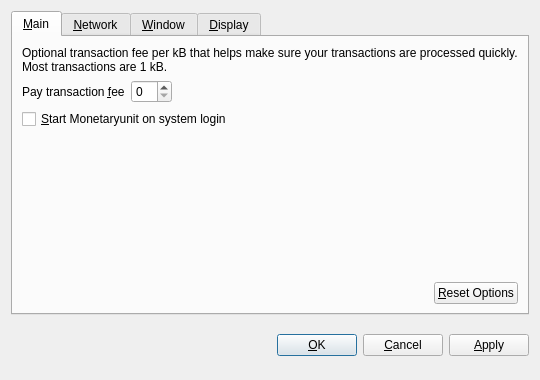
First picture: the form in src/qt/forms/optionsdialog.ui, repository upgradeadvice/MUE-Src, before the edit.
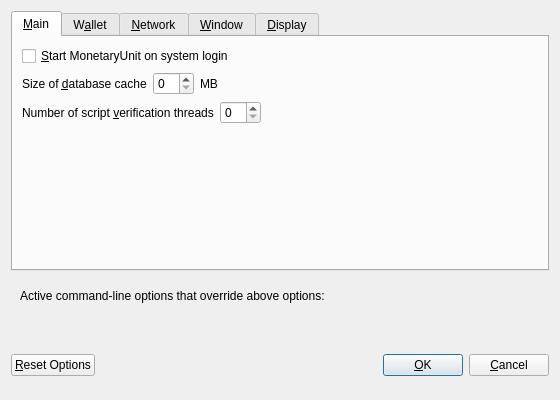
Second picture: the form after the edit. The open tabs and pages were chosen to show the change. Custom widgets are drawn as their Qt base class.

The edit to the form file:
```diff
--- a/src/qt/forms/optionsdialog.ui
+++ b/src/qt/forms/optionsdialog.ui
@@ -6,8 +6,8 @@
    <rect>
     <x>0</x>
     <y>0</y>
-    <width>540</width>
-    <height>380</height>
+    <width>560</width>
+    <height>400</height>
    </rect>
   </property>
   <property name="windowTitle">
@@ -19,9 +19,6 @@
   <layout class="QVBoxLayout" name="verticalLayout">
    <item>
     <widget class="QTabWidget" name="tabWidget">
-     <property name="tabPosition">
-      <enum>QTabWidget::North</enum>
-     </property>
      <property name="currentIndex">
       <number>3</number>
      </property>
@@ -31,6 +28,116 @@
       </attribute>
       <layout class="QVBoxLayout" name="verticalLayout_Main">
        <item>
+        <widget class="QCheckBox" name="monetaryunitAtStartup">
+         <property name="toolTip">
+          <string>Automatically start MonetaryUnit after logging in to the system.</string>
+         </property>
+         <property name="text">
+          <string>&amp;Start MonetaryUnit on system login</string>
+         </property>
+        </widget>
+       </item>
+       <item>
+        <layout class="QHBoxLayout" name="horizontalLayout_2_Main">
+         <item>
+          <widget class="QLabel" name="databaseCacheLabel">
+           <property name="text">
+            <string>Size of &amp;database cache</string>
+           </property>
+           <property name="textFormat">
+            <enum>Qt::PlainText</enum>
+           </property>
+           <property name="buddy">
+            <cstring>databaseCache</cstring>
+           </property>
+          </widget>
+         </item>
+         <item>
+          <widget class="QSpinBox" name="databaseCache"/>
+         </item>
+         <item>
+          <widget class="QLabel" name="databaseCacheUnitLabel">
+           <property name="text">
+            <string>MB</string>
+           </property>
+           <property name="textFormat">
+            <enum>Qt::PlainText</enum>
+           </property>
+          </widget>
+         </item>
+         <item>
+          <spacer name="horizontalSpacer_2_Main">
+           <property name="orientation">
+            <enum>Qt::Horizontal</enum>
+           </property>
+           <property name="sizeHint" stdset="0">
+            <size>
+             <width>40</width>
+             <height>20</height>
+            </size>
+           </property>
+          </spacer>
+         </item>
+        </layout>
+       </item>
+       <item>
+        <layout class="QHBoxLayout" name="horizontalLayout_3_Main">
+         <item>
+          <widget class="QLabel" name="threadsScriptVerifLabel">
+           <property name="text">
+            <string>Number of script &amp;verification threads</string>
+           </property>
+           <property name="textFormat">
+            <enum>Qt::PlainText</enum>
+           </property>
+           <property name="buddy">
+            <cstring>threadsScriptVerif</cstring>
+           </property>
+          </widget>
+         </item>
+         <item>
+          <widget class="QSpinBox" name="threadsScriptVerif">
+           <property name="toolTip">
+            <string>(0 = auto, &lt;0 = leave that many cores free)</string>
+           </property>
+          </widget>
+         </item>
+         <item>
+          <spacer name="horizontalSpacer_3_Main">
+           <property name="orientation">
+            <enum>Qt::Horizontal</enum>
+           </property>
+           <property name="sizeHint" stdset="0">
+            <size>
+             <width>40</width>
+             <height>20</height>
+            </size>
+           </property>
+          </spacer>
+         </item>
+        </layout>
+       </item>
+       <item>
+        <spacer name="verticalSpacer_Main">
+         <property name="orientation">
+          <enum>Qt::Vertical</enum>
+         </property>
+         <property name="sizeHint" stdset="0">
+          <size>
+           <width>20</width>
+           <height>40</height>
+          </size>
+         </property>
+        </spacer>
+       </item>
+      </layout>
+     </widget>
+     <widget class="QWidget" name="tabWallet">
+      <attribute name="title">
+       <string>W&amp;allet</string>
+      </attribute>
+      <layout class="QVBoxLayout" name="verticalLayout_Wallet">
+       <item>
         <widget class="QLabel" name="transactionFeeInfoLabel">
          <property name="text">
           <string>Optional transaction fee per kB that helps make sure your transactions are processed quickly. Most transactions are 1 kB.</string>
@@ -44,7 +151,7 @@
         </widget>
        </item>
        <item>
-        <layout class="QHBoxLayout" name="horizontalLayout_1_Main">
+        <layout class="QHBoxLayout" name="horizontalLayout_1_Wallet">
          <item>
           <widget class="QLabel" name="transactionFeeLabel">
            <property name="text">
@@ -59,7 +166,7 @@
           </widget>
          </item>
          <item>
-          <widget class="BitcoinAmountField" name="transactionFee"/>
+          <widget class="MonetaryUnitAmountField" name="transactionFee"/>
          </item>
          <item>
           <spacer name="horizontalSpacer_1_Main">
@@ -77,17 +184,7 @@
         </layout>
        </item>
        <item>
-        <widget class="QCheckBox" name="bitcoinAtStartup">
-         <property name="toolTip">
-          <string>Automatically start Monetaryunit after logging in to the system.</string>
-         </property>
-         <property name="text">
-          <string>&amp;Start Monetaryunit on system login</string>
-         </property>
-        </widget>
-       </item>
-       <item>
-        <spacer name="verticalSpacer_Main">
+        <spacer name="verticalSpacer_Wallet">
          <property name="orientation">
           <enum>Qt::Vertical</enum>
          </property>
@@ -100,34 +197,33 @@
         </spacer>
        </item>
        <item>
-        <layout class="QHBoxLayout" name="horizontalLayout_2_Main">
-         <item>
-          <spacer name="horizontalSpacer_2_Main">
-           <property name="orientation">
-            <enum>Qt::Horizontal</enum>
-           </property>
-           <property name="sizeHint" stdset="0">
-            <size>
-             <width>40</width>
-             <height>20</height>
-            </size>
-           </property>
-          </spacer>
-         </item>
-         <item>
-          <widget class="QPushButton" name="resetButton">
-           <property name="toolTip">
-            <string>Reset all client options to default.</string>
-           </property>
-           <property name="text">
-            <string>&amp;Reset Options</string>
-           </property>
-           <property name="autoDefault">
-            <bool>false</bool>
-           </property>
-          </widget>
-         </item>
-        </layout>
+        <widget class="QGroupBox" name="groupBox">
+         <property name="title">
+          <string>Expert</string>
+         </property>
+         <layout class="QVBoxLayout" name="verticalLayout_2">
+          <item>
+           <widget class="QCheckBox" name="coinControlFeatures">
+            <property name="toolTip">
+             <string>Whether to show coin control features or not.</string>
+            </property>
+            <property name="text">
+             <string>Enable coin &amp;control features</string>
+            </property>
+           </widget>
+          </item>
+          <item>
+           <widget class="QCheckBox" name="spendZeroConfChange">
+            <property name="toolTip">
+             <string>If you disable the spending of unconfirmed change, the change from a transaction cannot be used until that transaction has at least one confirmation. This also affects how your balance is computed.</string>
+            </property>
+            <property name="text">
+             <string>&amp;Spend unconfirmed change</string>
+            </property>
+           </widget>
+          </item>
+         </layout>
+        </widget>
        </item>
       </layout>
      </widget>
@@ -390,8 +486,67 @@
      </widget>
     </widget>
    </item>
+   <item>
+    <widget class="QFrame" name="frame">
+     <layout class="QVBoxLayout" name="verticalLayout_Bottom">
+      <item>
+       <layout class="QHBoxLayout" name="horizontalLayout_Bottom">
+        <item>
+         <widget class="QLabel" name="overriddenByCommandLineInfoLabel">
+          <property name="text">
+           <string>Active command-line options that override above options:</string>
+          </property>
+          <property name="textFormat">
+           <enum>Qt::PlainText</enum>
+          </property>
+         </widget>
+        </item>
+        <item>
+         <spacer name="horizontalSpacer_Bottom">
+          <property name="orientation">
+           <enum>Qt::Horizontal</enum>
+          </property>
+          <property name="sizeHint" stdset="0">
+           <size>
+            <width>40</width>
+            <height>20</height>
+           </size>
+          </property>
+         </spacer>
+        </item>
+       </layout>
+      </item>
+      <item>
+       <widget class="QLabel" name="overriddenByCommandLineLabel">
+        <property name="text">
+         <string/>
+        </property>
+        <property name="textFormat">
+         <enum>Qt::PlainText</enum>
+        </property>
+        <property name="wordWrap">
+         <bool>true</bool>
+        </property>
+       </widget>
+      </item>
+     </layout>
+    </widget>
+   </item>
    <item>
     <layout class="QHBoxLayout" name="horizontalLayout_Buttons">
+     <item>
+      <widget class="QPushButton" name="resetButton">
+       <property name="toolTip">
+        <string>Reset all client options to default.</string>
+       </property>
+       <property name="text">
+        <string>&amp;Reset Options</string>
+       </property>
+       <property name="autoDefault">
+        <bool>false</bool>
+       </property>
+      </widget>
+     </item>
      <item>
       <spacer name="horizontalSpacer_1">
        <property name="orientation">
@@ -407,6 +562,12 @@
      </item>
      <item>
       <widget class="QLabel" name="statusLabel">
+       <property name="minimumSize">
+        <size>
+         <width>200</width>
+         <height>0</height>
+        </size>
+       </property>
        <property name="font">
         <font>
          <weight>75</weight>
@@ -454,32 +615,22 @@
        </property>
       </widget>
      </item>
-     <item>
-      <widget class="QPushButton" name="applyButton">
-       <property name="text">
-        <string>&amp;Apply</string>
-       </property>
-       <property name="autoDefault">
-        <bool>false</bool>
-       </property>
-      </widget>
-     </item>
     </layout>
    </item>
   </layout>
  </widget>
  <customwidgets>
+  <customwidget>
+   <class>MonetaryUnitAmountField</class>
+   <extends>QLineEdit</extends>
+   <header>monetaryunitamountfield.h</header>
+   <container>1</container>
+  </customwidget>
   <customwidget>
    <class>QValidatedLineEdit</class>
-   <extends>QWidget</extends>
+   <extends>QLineEdit</extends>
    <header>qvalidatedlineedit.h</header>
   </customwidget>
-  <customwidget>
-   <class>BitcoinAmountField</class>
-   <extends>QSpinBox</extends>
-   <header>bitcoinamountfield.h</header>
-   <container>1</container>
-  </customwidget>
   <customwidget>
    <class>QValueComboBox</class>
    <extends>QComboBox</extends>
```
Left out of the diff: 64 changed lines with no effect on the pictures.
